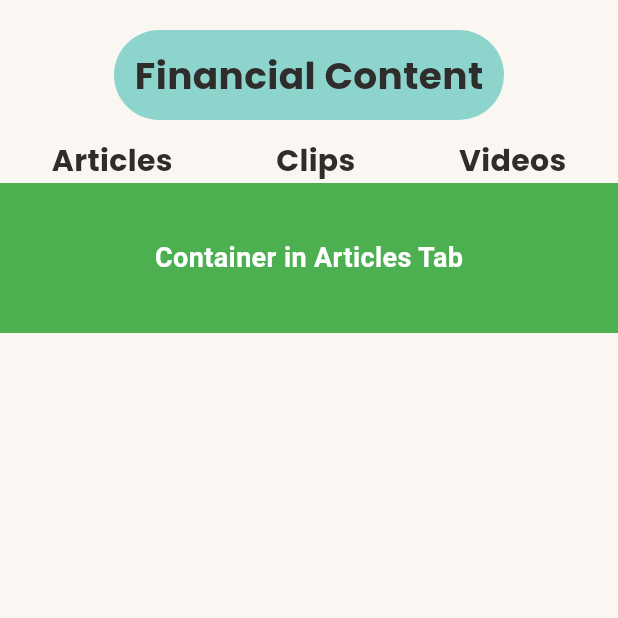
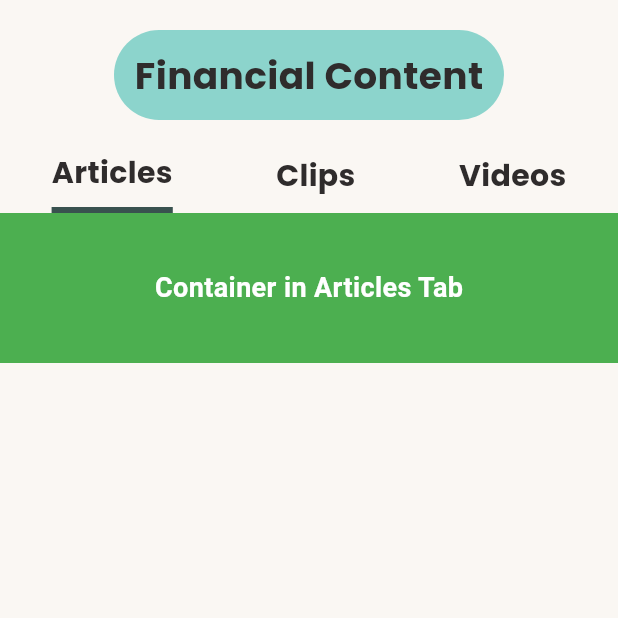
Before and after one commit to ashensn0w/SLAM-Up, a Flutter app: the FinancialContents screen opened directly, on a phone screen of 412 x 824 dp, the top half of it. Run offline on Flutter 3.47's test engine with Material 3 defaults, Android fonts, the phone set to English and light mode, and no system bars; our stand-ins replace pie_chart, syncfusion_flutter_charts, table_calendar, youtube_player_flutter.

Commit message:
Update financial_contents_page

```diff
--- a/lib/screens/financial_contents_page.dart
+++ b/lib/screens/financial_contents_page.dart
@@ -2,6 +2,7 @@ import 'package:flutter/material.dart';
 import 'package:slam_up/utils/constants.dart';
 import 'package:slam_up/utils/sizes.dart';
 import 'package:slam_up/utils/text.dart';
+import 'package:youtube_player_flutter/youtube_player_flutter.dart';
 
 class FinancialContents extends StatefulWidget {
   const FinancialContents({super.key});
@@ -65,11 +66,28 @@ class _FinancialContentsState extends State<FinancialContents> {
           Visibility(
             visible: selectedTab == 'Articles',
             child: Container(
-              height: 100.0, // Set the desired height
-              color: Colors.green, // Change the color as needed
+              height: 100.0,
+              color: Colors.green,
               child: const Center(
                 child: Text(
                   'Container in Articles Tab',
+                  style: TextStyle(
+                    color: Colors.white,
+                    fontSize: 18.0,
+                    fontWeight: FontWeight.bold,
+                  ),
+                ),
+              ),
+            ),
+          ),
+          Visibility(
+            visible: selectedTab == 'Clips',
+            child: Container(
+              height: 100.0, // Set the desired height
+              color: Colors.black, // Change the color as needed
+              child: const Center(
+                child: Text(
+                  'clips Tab',
                   style: TextStyle(
                     color: Colors.white, // Change the text color as needed
                     fontSize: 18.0,
@@ -79,9 +97,20 @@ class _FinancialContentsState extends State<FinancialContents> {
               ),
             ),
           ),
-          Expanded(
+          Visibility(
+            visible: selectedTab == 'Videos',
             child: Container(
-                // Your other content goes here
+              height: 250.0,
+              child: YoutubePlayer(
+                controller: YoutubePlayerController(
+                  initialVideoId: '2JgvVfOfoWI',
+                  flags: const YoutubePlayerFlags(
+                    autoPlay: true,
+                    mute: false,
+                  ),
+                ),
+                showVideoProgressIndicator: true,
+              ),
             ),
           ),
         ],
@@ -113,15 +142,29 @@ class TabText extends StatelessWidget {
   Widget build(BuildContext context) {
     return GestureDetector(
       onTap: onTap,
+      child: Container(
+        padding:
+            EdgeInsets.symmetric(vertical: 8.0), // Adjust padding as needed
+        decoration: BoxDecoration(
+          border: isSelected
+              ? Border(
+                  bottom: BorderSide(
+                    color: navBarBg, // Change the underline color as needed
+                    width: 4.0, // Change the underline width as needed
+                  ),
+                )
+              : null,
+        ),
         child: Text(
           text,
-        style: const TextStyle(
+          style: TextStyle(
             fontFamily: 'Poppins',
             color: darkText, // Change the text color as needed
             fontSize: 20.0,
             fontWeight: FontWeight.bold,
           ),
         ),
+      ),
     );
   }
 }
```
Lines whose indentation alone changed are shown as unchanged.
